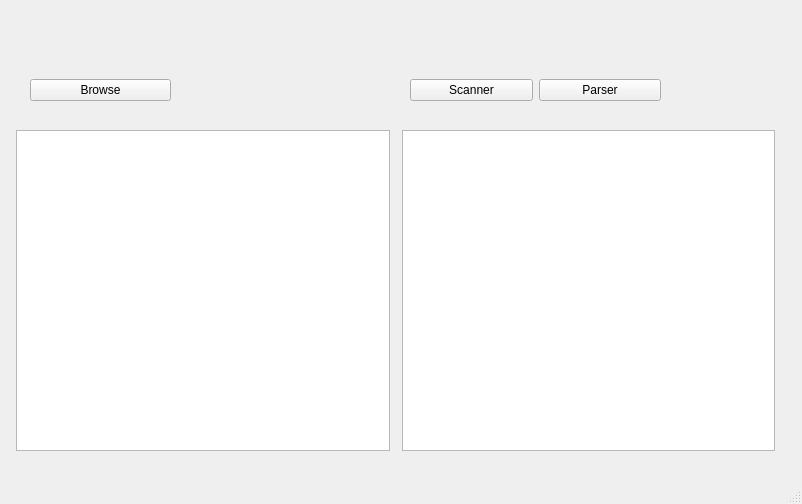
The window that Compiler_GUI/mainwindow.ui (MohdYasser1/Tiny-Compiler) describes before a commit, drawn with Qt 5.
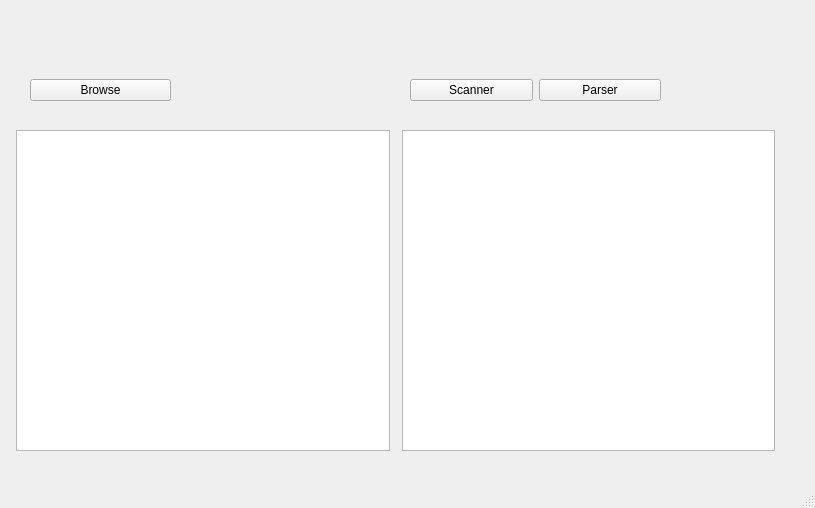
The same window after the commit.

```diff
--- a/Compiler_GUI/mainwindow.ui
+++ b/Compiler_GUI/mainwindow.ui
@@ -6,8 +6,8 @@
    <rect>
     <x>0</x>
     <y>0</y>
-    <width>802</width>
-    <height>504</height>
+    <width>815</width>
+    <height>508</height>
    </rect>
   </property>
   <property name="sizePolicy">
```
Left out of the diff: 2 changed lines with no effect on the pictures.
